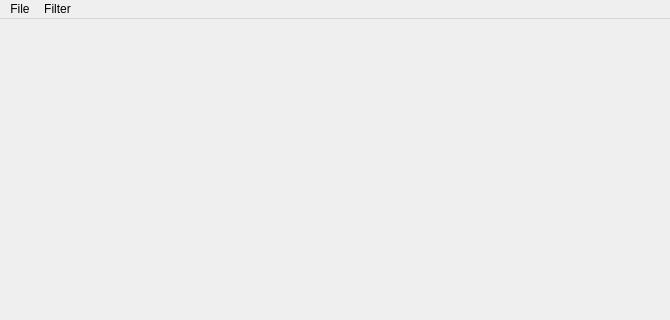
First picture: the form in 6-Ongoing/Client application/ReceiveUI.ui, repository HosseinlGholami/Army-Prj, before the edit; both pictures show x 0 to 670 and y 0 to 320 of the 670 by 561 pixel window.
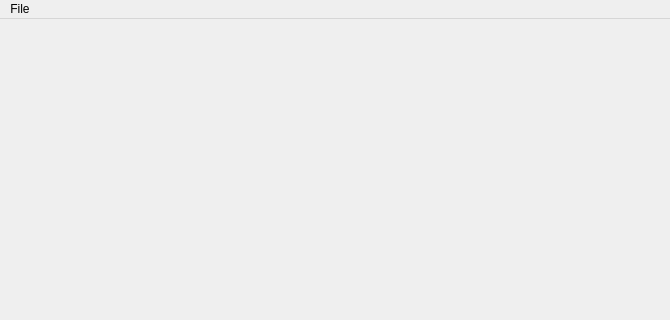
Second picture: the form after the edit.

Patch:
```diff
--- a/6-Ongoing/Client application/ReceiveUI.ui
+++ b/6-Ongoing/Client application/ReceiveUI.ui
@@ -116,17 +116,7 @@
      <string>File</string>
     </property>
    </widget>
-   <widget class="QMenu" name="menuRed_filter">
-    <property name="title">
-     <string>Filter</string>
-    </property>
-    <addaction name="actionBlur_Filter"/>
-    <addaction name="actionRed_Filter"/>
-    <addaction name="actionGreen_Filter"/>
-    <addaction name="actionBlue_Filter"/>
-   </widget>
    <addaction name="menuexit"/>
-   <addaction name="menuRed_filter"/>
   </widget>
   <widget class="QStatusBar" name="statusbar"/>
   <action name="actionblur_filter">
```
